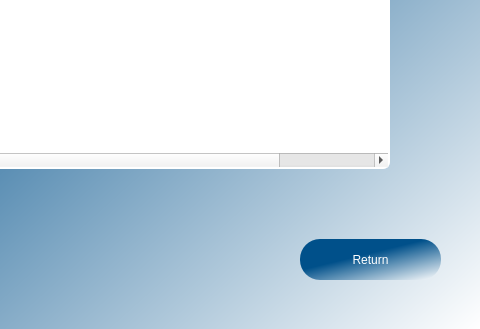
Above: ui/ShowTrips.ui from kareemsakkary/TrainBookingSystem before the change; both pictures show x 320 to 800 and y 521 to 850 of the 800 by 850 pixel window. Below: the same form after it.
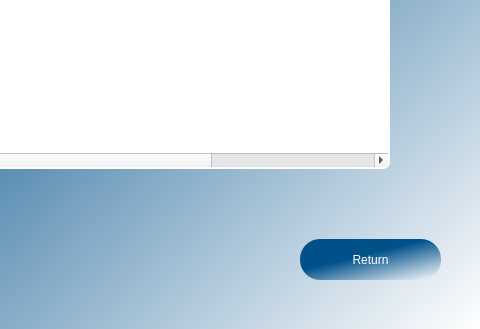
That is the form after the change.

```diff
--- a/ui/ShowTrips.ui
+++ b/ui/ShowTrips.ui
@@ -149,6 +149,14 @@
       <set>AlignCenter</set>
      </property>
     </column>
+    <column>
+     <property name="text">
+      <string>New Column</string>
+     </property>
+     <property name="textAlignment">
+      <set>AlignCenter</set>
+     </property>
+    </column>
    </widget>
   </widget>
  </widget>
```
